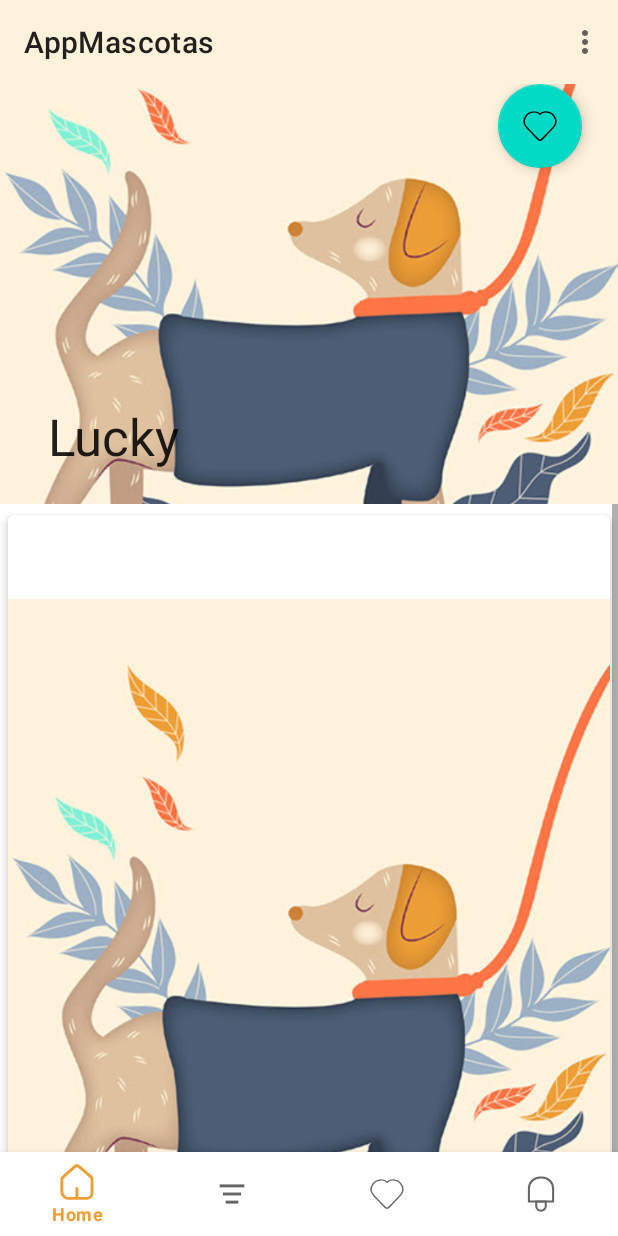
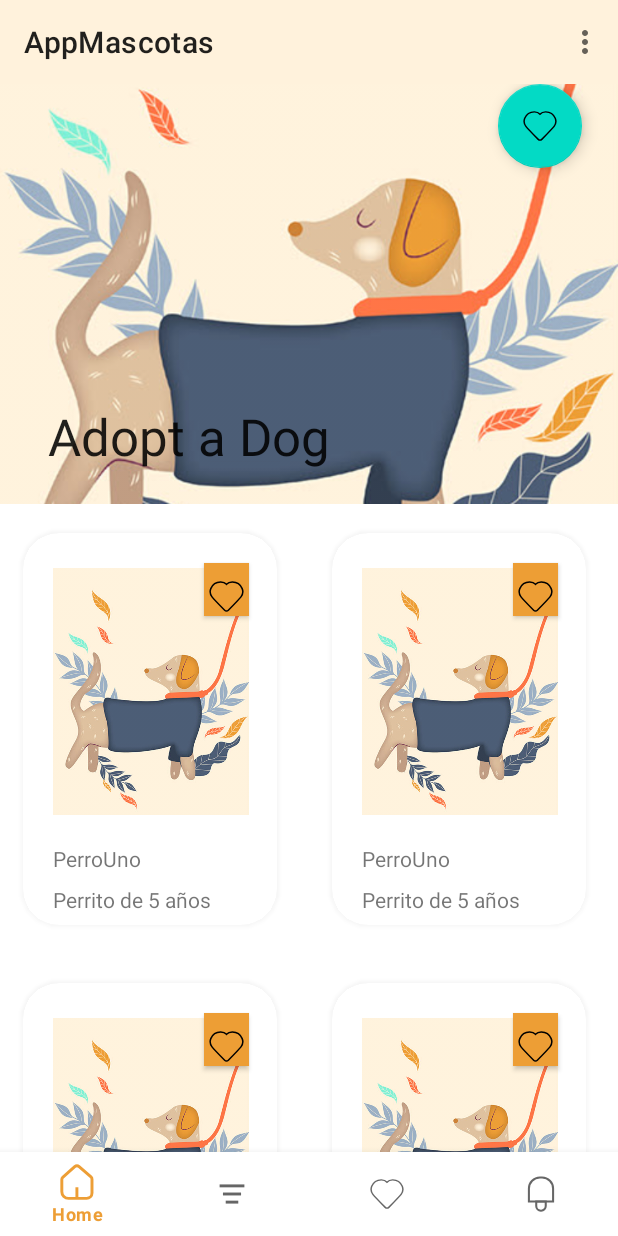
Before and after one commit to rpa188/App_Mascotas, an Android app: the HomeFragment screen opened directly, with no data from a screen before it, on a phone screen of 412 x 824 dp. Run offline under Robolectric (Android 15) with nearby library versions, the phone set to English and light mode, and no system bars.

Commit message:
appMascotas

```diff
--- a/app/build.gradle
+++ b/app/build.gradle
@@ -30,13 +30,13 @@ android {
 
 dependencies {
 
-    implementation 'androidx.appcompat:appcompat:1.1.0'
-    implementation 'com.google.android.material:material:1.1.0'
-    implementation 'androidx.constraintlayout:constraintlayout:1.1.3'
+    implementation 'androidx.appcompat:appcompat:1.2.0'
+    implementation 'com.google.android.material:material:1.3.0'
+    implementation 'androidx.constraintlayout:constraintlayout:2.0.4'
     implementation 'androidx.legacy:legacy-support-v4:1.0.0'
     testImplementation 'junit:junit:4.+'
-    androidTestImplementation 'androidx.test.ext:junit:1.1.1'
-    androidTestImplementation 'androidx.test.espresso:espresso-core:3.2.0'
+    androidTestImplementation 'androidx.test.ext:junit:1.1.2'
+    androidTestImplementation 'androidx.test.espresso:espresso-core:3.3.0'
 
     //Dependecias RecyclerView
     implementation 'androidx.recyclerview:recyclerview:1.2.0'
--- a/app/src/main/java/com/example/appmascotas/Fragmentos/HomeFragment.java
+++ b/app/src/main/java/com/example/appmascotas/Fragmentos/HomeFragment.java
@@ -3,6 +3,7 @@ package com.example.appmascotas.Fragmentos;
 import android.os.Bundle;
 
 import androidx.fragment.app.Fragment;
+import androidx.recyclerview.widget.GridLayoutManager;
 import androidx.recyclerview.widget.LinearLayoutManager;
 import androidx.recyclerview.widget.RecyclerView;
 
@@ -38,7 +39,9 @@ public class HomeFragment extends Fragment {
         items.add(new Mascota(R.drawable.dog,"PerroUno","Machito", "Perrito de 5 años"));
         items.add(new Mascota(R.drawable.dog,"PerroUno","Machito", "Perrito de 5 años"));
         items.add(new Mascota(R.drawable.dog,"PerroUno","Machito", "Perrito de 5 años"));
-
+        items.add(new Mascota(R.drawable.dog,"PerroUno","Machito", "Perrito de 5 años"));
+        items.add(new Mascota(R.drawable.dog,"PerroUno","Machito", "Perrito de 5 años"));
+        items.add(new Mascota(R.drawable.dog,"PerroUno","Machito", "Perrito de 5 años"));
 
     }
 
@@ -53,7 +56,8 @@ public class HomeFragment extends Fragment {
         recyclerView.setHasFixedSize(true);
         //Usar un administrador para Linear Layout
         lManager = new LinearLayoutManager(getContext());
-        recyclerView.setLayoutManager(lManager);
+        int numberOfColumns=2;
+        recyclerView.setLayoutManager(new GridLayoutManager(getContext(), numberOfColumns));
         //Crea un nuevo adaptador
         adapter = new MascotaAdapter(items);
         recyclerView.setAdapter(adapter);
--- a/app/src/main/res/layout/fragment_home.xml
+++ b/app/src/main/res/layout/fragment_home.xml
@@ -17,7 +17,7 @@
           android:layout_height="match_parent"
           android:fitsSystemWindows="true"
           app:layout_scrollFlags="scroll|snap|exitUntilCollapsed"
-          app:title="Lucky"
+          app:title="@string/titulo"
           android:id="@+id/collapsinToolbar">
           <ImageView
               android:layout_width="wrap_content"
--- a/app/src/main/res/layout/mascota_card.xml
+++ b/app/src/main/res/layout/mascota_card.xml
@@ -1,41 +1,92 @@
 <?xml version="1.0" encoding="utf-8"?>
 <androidx.cardview.widget.CardView xmlns:android="http://schemas.android.com/apk/res/android"
-    android:layout_width="match_parent"
-    android:layout_height="match_parent"
+    android:layout_width="200dp"
+    android:layout_height="300dp"
     xmlns:app="http://schemas.android.com/apk/res-auto"
-    app:cardCornerRadius="4dp"
-    app:cardElevation="4dp"
-    app:cardUseCompatPadding="true">
+    app:cardCornerRadius="24dp"
+    app:cardElevation="8dp"
+    app:cardUseCompatPadding="true"
+    android:outlineSpotShadowColor="@color/white">
 
     <androidx.constraintlayout.widget.ConstraintLayout
         android:layout_width="match_parent"
-        android:layout_height="match_parent">
+        android:layout_height="wrap_content">
 
         <ImageView
             android:id="@+id/imagen"
-            android:layout_width="wrap_content"
+            android:layout_width="0dp"
             android:layout_height="wrap_content"
-            app:layout_constraintEnd_toEndOf="parent"
-            app:layout_constraintStart_toStartOf="parent"
-            app:layout_constraintTop_toTopOf="parent"
+
+            app:layout_constraintEnd_toStartOf="@id/parte_de_derecha"
+            app:layout_constraintStart_toEndOf="@+id/parte_de_izquierda"
+            app:layout_constraintTop_toBottomOf="@id/parte_de_arriba"
+            app:layout_constraintBottom_toTopOf="@+id/parte_de_abajo"
             app:srcCompat="@drawable/perroimag" />
+
+        <Button
+            android:id="@+id/btn_love"
+            android:backgroundTint="@color/white"
+            style="@style/button_color"
+            android:layout_width="30dp"
+            android:layout_height="35dp"
+            android:background="#03A9F4"
+            android:drawableTop="@drawable/favorite"
+
+            app:iconTint="#03A9F4"
+            app:layout_constraintEnd_toStartOf="@id/parte_de_derecha"
+            app:layout_constraintTop_toBottomOf="@id/parte_de_arriba">
+
+        </Button>
 
         <TextView
             android:id="@+id/nombre"
             android:layout_width="wrap_content"
             android:layout_height="wrap_content"
+            android:layout_marginStart="20dp"
+            android:layout_marginTop="35dp"
             android:text="TextView"
-
             app:layout_constraintStart_toStartOf="parent"
-            app:layout_constraintTop_toBottomOf="@+id/imagen" />
+            app:layout_constraintTop_toBottomOf="@+id/imagen"
+            app:layout_constraintBottom_toTopOf="@+id/description"/>
 
         <TextView
             android:id="@+id/description"
             android:layout_width="wrap_content"
             android:layout_height="wrap_content"
+            android:layout_marginStart="20dp"
+            android:layout_marginTop="8dp"
             android:text="TextView"
             app:layout_constraintStart_toStartOf="parent"
-            app:layout_constraintTop_toBottomOf="@+id/nombre" />
+            app:layout_constraintTop_toBottomOf="@+id/nombre"
+            app:layout_constraintBottom_toTopOf="@+id/parte_de_abajo"/>
+
+        <androidx.constraintlayout.widget.Guideline
+            android:id="@+id/parte_de_izquierda"
+            android:layout_width="wrap_content"
+            android:layout_height="wrap_content"
+            android:orientation="vertical"
+            app:layout_constraintGuide_percent="0.11764706" />
+
+        <androidx.constraintlayout.widget.Guideline
+            android:id="@+id/parte_de_arriba"
+            android:layout_width="wrap_content"
+            android:layout_height="wrap_content"
+            android:orientation="horizontal"
+            app:layout_constraintGuide_percent="0.07633588" />
+
+        <androidx.constraintlayout.widget.Guideline
+            android:id="@+id/parte_de_derecha"
+            android:layout_width="wrap_content"
+            android:layout_height="wrap_content"
+            android:orientation="vertical"
+            app:layout_constraintGuide_percent="0.89" />
+
+        <androidx.constraintlayout.widget.Guideline
+            android:id="@+id/parte_de_abajo"
+            android:layout_width="wrap_content"
+            android:layout_height="wrap_content"
+            android:orientation="horizontal"
+            app:layout_constraintGuide_end="71dp" />
 
 
     </androidx.constraintlayout.widget.ConstraintLayout>
--- /dev/null
+++ b/app/src/main/res/values/dimens.xml
@@ -0,0 +1,5 @@
+<?xml version="1.0" encoding="utf-8"?>
+<resources>
+    <dimen name="dimens">8dp</dimen>
+    <dimen name="dimens_2">20</dimen>
+</resources>
--- a/app/src/main/res/values/styles.xml
+++ b/app/src/main/res/values/styles.xml
@@ -12,4 +12,9 @@
         <item name="android:fontFamily">@font/rubik</item>
         <item name="android:padding">8dp</item>
     </style>
+    <style name="button_color" parent="@android:style/Widget.Button">
+        <item name="android:background">@color/white</item>
+        <item name="android:backgroundTint">@color/white</item>
+
+    </style>
 </resources>
```
